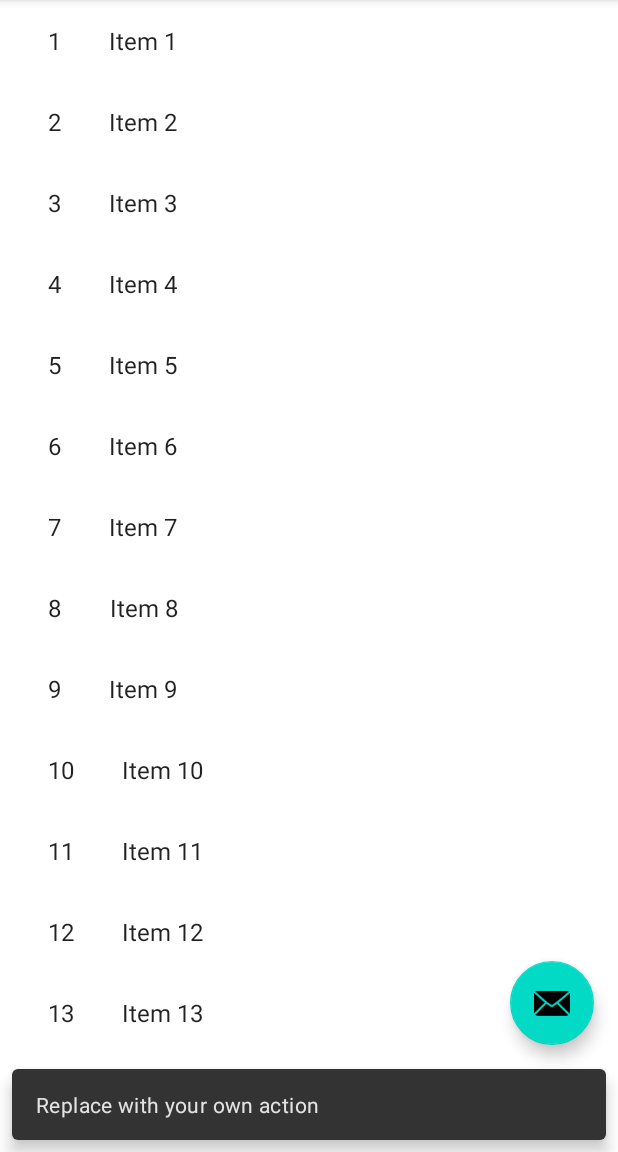
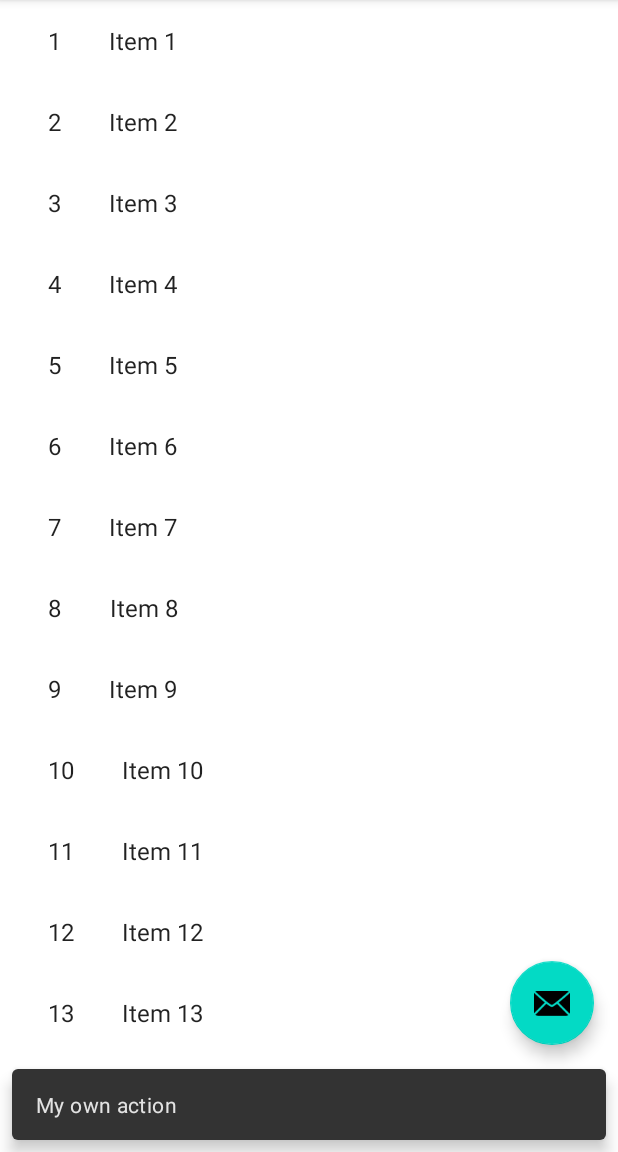
Before and after one commit to tothpalcsilla/MobilszoftverLaborFilmek, an Android app: the screen it shows after launch (ItemListActivity), after a tap on an icon or button, on a phone screen of 412 x 824 dp, the part 84-1236 px from its top. Run offline under Robolectric (Android 15) with nearby library versions, the phone set to English and light mode, and no system bars.

```diff
--- a/app/src/main/java/com/example/mobilszoftverlabormovies/ItemListActivity.kt
+++ b/app/src/main/java/com/example/mobilszoftverlabormovies/ItemListActivity.kt
@@ -40,7 +40,7 @@ class ItemListActivity : AppCompatActivity() {
         toolbar.title = title
 
         findViewById<FloatingActionButton>(R.id.fab).setOnClickListener { view ->
-            Snackbar.make(view, "Replace with your own action", Snackbar.LENGTH_LONG)
+            Snackbar.make(view, "My own action", Snackbar.LENGTH_LONG)
                     .setAction("Action", null).show()
         }
 
```
